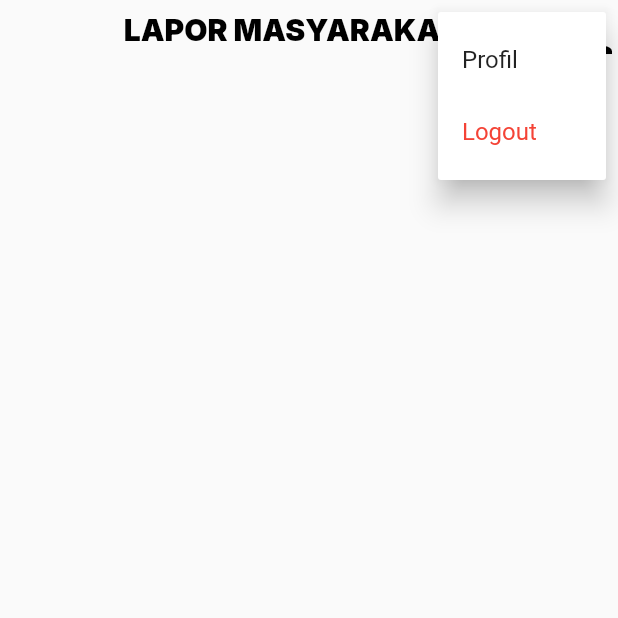
After one commit to taufiqjack/AngsoDuo-PelaporanMasyarakatApps, a Flutter app: the DashboardPage screen opened directly, after a tap on the "person" icon, on a phone screen of 412 x 824 dp, the top half of it. The commit adds this screen. Run offline on Flutter 3.47's test engine with Material 2 defaults, Android fonts, the phone set to English and light mode, and no system bars; our stand-ins replace cloud_firestore, firebase_auth, firebase_core, google_fonts, image_picker, modal_progress_hud and 1 more; missing offline and left inert: format_indonesia; accounts and stored records are empty; generated files the repository leaves out were written again.

Commit message:
adding dashboard page and riwayat laporan pages

```diff
--- /dev/null
+++ b/lib/pages/screen/dashboard.dart
@@ -0,0 +1,81 @@
+import 'package:angsoduo_pelaporanmasyarakat/pages/login.dart';
+import 'package:angsoduo_pelaporanmasyarakat/pages/screen/profile.dart';
+import 'package:flutter/material.dart';
+import 'package:format_indonesia/format_indonesia.dart';
+import 'package:google_fonts/google_fonts.dart';
+
+class DashboardPage extends StatefulWidget {
+  DashboardPage({Key key}) : super(key: key);
+
+  @override
+  _DashboardPageState createState() => _DashboardPageState();
+}
+
+class _DashboardPageState extends State<DashboardPage> {
+  var waktu = Waktu();
+
+  @override
+  Widget build(BuildContext context) {
+    return Material(
+      child: Scaffold(
+        appBar: AppBar(
+          backgroundColor: Colors.transparent,
+          elevation: 0,
+          title: Center(
+            child: Column(
+              children: [
+                Text(
+                  'LAPOR MASYARAKAT',
+                  style: GoogleFonts.inter(
+                      color: Colors.black, fontWeight: FontWeight.w900),
+                ),
+                Text(
+                  '${waktu.yMMMMEEEEd()}',
+                  style: GoogleFonts.inter(
+                      fontSize: 12,
+                      color: Colors.black,
+                      fontWeight: FontWeight.normal),
+                ),
+              ],
+            ),
+          ),
+          actions: [
+            PopupMenuButton(
+              child: Icon(
+                Icons.person,
+                color: Colors.black,
+              ),
+              itemBuilder: (_) => <PopupMenuItem>[
+                new PopupMenuItem(
+                  child: Text('Profil'),
+                  value: 0,
+                ),
+                new PopupMenuItem(
+                    child: Text(
+                      'Logout',
+                      style: TextStyle(color: Colors.red),
+                    ),
+                    value: 1),
+              ],
+              onSelected: (result) {
+                if (result == 0) {
+                  Navigator.of(context).pushReplacement(
+                    MaterialPageRoute(
+                      builder: (BuildContext context) => ProfilePage(),
+                    ),
+                  );
+                } else if (result == 1) {
+                  Navigator.of(context).pushReplacement(
+                    MaterialPageRoute(
+                      builder: (BuildContext context) => LoginApp(),
+                    ),
+                  );
+                }
+              },
+            ),
+          ],
+        ),
+      ),
+    );
+  }
+}
--- a/lib/pages/screen/riwayat.dart
+++ b/lib/pages/screen/riwayat.dart
@@ -11,7 +11,8 @@ class RiwayatLaporan extends StatefulWidget {
 class _RiwayatLaporanState extends State<RiwayatLaporan> {
   @override
   Widget build(BuildContext context) {
-    return Scaffold(
+    return Material(
+      child: Scaffold(
         appBar: AppBar(
           backgroundColor: Colors.transparent,
           elevation: 0,
@@ -48,6 +49,7 @@ class _RiwayatLaporanState extends State<RiwayatLaporan> {
             ),
           ),
         ),
+      ),
     );
   }
 }
```
Lines whose indentation alone changed are shown as unchanged.
